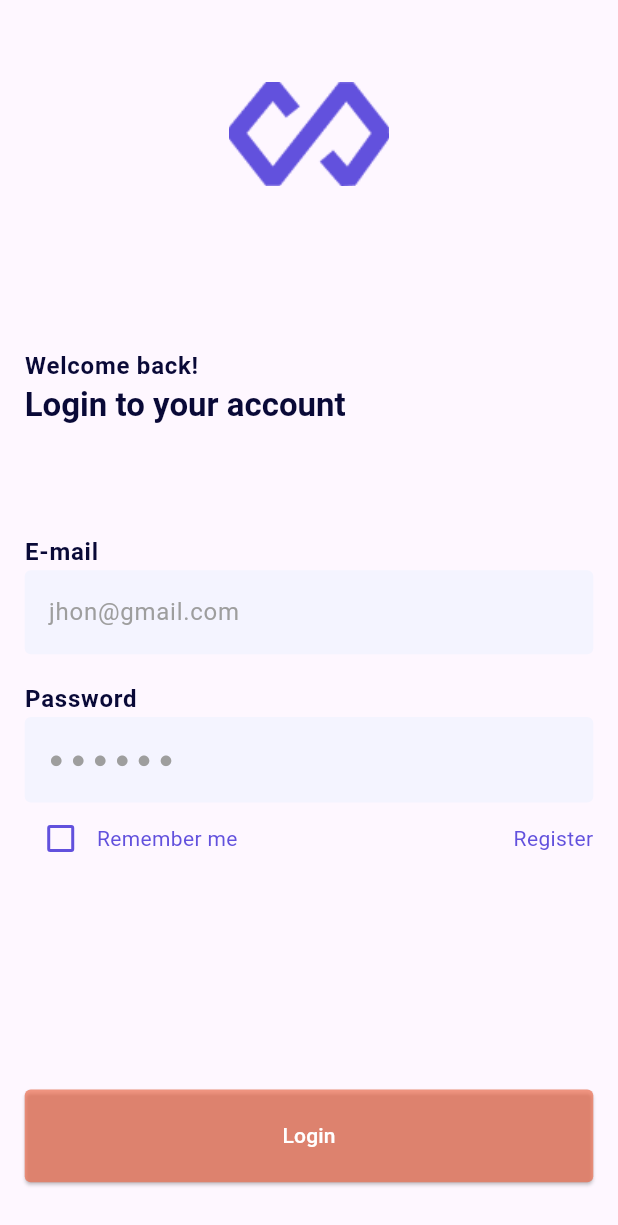
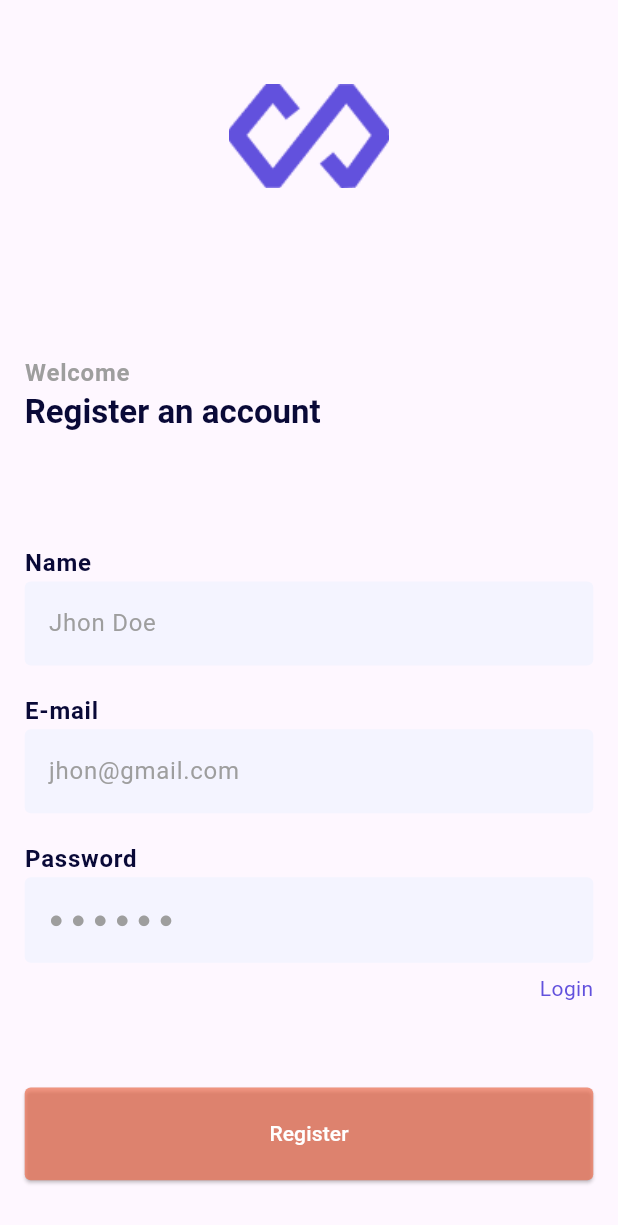
Before and after one commit to mustafanarin/Book-Store-App, a Flutter app: the screen it shows after launch, after a tap on "Register", on a phone screen of 412 x 824 dp. Shown: the top 1225 px of the screen. Run offline on Flutter 3.47's test engine with Material 3 defaults, Android fonts, the phone set to English and light mode, and no system bars.

Commit message:
Register page finished

```diff
--- a/lib/view/login_page.dart
+++ b/lib/view/login_page.dart
@@ -6,6 +6,7 @@ import 'package:book_store_mobile/product/widgets/elevated_button.dart';
 import 'package:book_store_mobile/product/widgets/large_text.dart';
 import 'package:book_store_mobile/product/widgets/medium_text.dart';
 import 'package:book_store_mobile/product/widgets/textFiled.dart';
+import 'package:book_store_mobile/view/register_page.dart';
 import 'package:flutter/material.dart';
 
 class LoginPage extends StatefulWidget {
@@ -42,40 +43,26 @@ class _LoginPageState extends State<LoginPage> {
             crossAxisAlignment: CrossAxisAlignment.start,
             children: [
               const Spacer(flex: 10,),
-              Center(
-                child: SizedBox(
-                  height: context.mediumLogoHeight,
-                  width: context.mediumLogoHeight,
-                  child: Image.asset(ImageName.app_logo.path(),fit: BoxFit.contain,)),
-              ),
+              _ScreenLogo(),
               const Spacer(flex: 25),
               mediumText(text: welcomeText,),
               largeText(text: titleText),
               const Spacer(flex: 20),
               mediumText(text: emailText),
-              TextFiledProject(hintText: tfEmailHint, controller: epostController, validator: Validators().validateEmail, keyboardType: TextInputType.emailAddress,),
+              _TextFiledEmail(tfEmailHint: tfEmailHint, epostController: epostController),
               const Spacer(flex: 5),
               mediumText(text: passwordText),
-              TextFiledProject(hintText: tfPasswordHint, controller: passwordController, validator: Validators().validatePassword, keyboardType: TextInputType.visiblePassword,obscure: true,),
+              _TextFieldPassword(tfPasswordHint: tfPasswordHint, passwordController: passwordController),
               Row(
                 children: [
-                  Checkbox(value: check, onChanged:(value) => setState(() {
-                    check = value ?? false;
-                  }),
-                  ),
-                  Text(checkBoxText,style: const TextStyle(color: ProjectColors.majoreBlue),),
+                  _CheckBox(),
+                  _CheckBoxText(checkBoxText: checkBoxText),
                   const Spacer(),
-                  GestureDetector(
-                    onTap: (){},
-                    child: Text(registerText,style: const TextStyle(color: ProjectColors.majoreBlue),))
+                  _GoRegisterPageText(registerText: registerText)
                 ],
               ),
               const Spacer(flex: 40,),
-               ElevatedButtonProject(text: loginButtonText, onPressed: () {
-                if(_key.currentState?.validate() ?? false){
-                print("okey");
-              }
-              },),
+               _LoginButton(loginButtonText: loginButtonText, formkey: _key),
               const Spacer(flex: 10)
             ],
           ),
@@ -83,4 +70,109 @@ class _LoginPageState extends State<LoginPage> {
       ),
     );
   }
+
+  Checkbox _CheckBox() {
+    return Checkbox(value: check, onChanged:(value) => setState(() {
+            check = value ?? false;
+              }),
+            );
+  }
 }
+
+class _ScreenLogo extends StatelessWidget {
+  const _ScreenLogo({
+    super.key,
+  });
+
+  @override
+  Widget build(BuildContext context) {
+    return Center(
+      child: SizedBox(
+        height: context.mediumLogoHeight,
+        width: context.mediumLogoHeight,
+        child: Image.asset(ImageName.app_logo.path(),fit: BoxFit.contain,)),
+    );
+  }
+}
+
+class _TextFiledEmail extends StatelessWidget {
+  const _TextFiledEmail({
+    super.key,
+    required this.tfEmailHint,
+    required this.epostController,
+  });
+
+  final String tfEmailHint;
+  final TextEditingController epostController;
+
+  @override
+  Widget build(BuildContext context) {
+    return TextFiledProject(hintText: tfEmailHint, controller: epostController, validator: Validators().validateEmail, keyboardType: TextInputType.emailAddress,);
+  }
+}
+
+class _TextFieldPassword extends StatelessWidget {
+  const _TextFieldPassword({
+    super.key,
+    required this.tfPasswordHint,
+    required this.passwordController,
+  });
+
+  final String tfPasswordHint;
+  final TextEditingController passwordController;
+
+  @override
+  Widget build(BuildContext context) {
+    return TextFiledProject(hintText: tfPasswordHint, controller: passwordController, validator: Validators().validatePassword, keyboardType: TextInputType.visiblePassword,obscure: true,);
+  }
+}
+
+class _CheckBoxText extends StatelessWidget {
+  const _CheckBoxText({
+    super.key,
+    required this.checkBoxText,
+  });
+
+  final String checkBoxText;
+
+  @override
+  Widget build(BuildContext context) {
+    return Text(checkBoxText,style: const TextStyle(color: ProjectColors.majoreBlue),);
+  }
+}
+
+class _GoRegisterPageText extends StatelessWidget {
+  const _GoRegisterPageText({
+    super.key,
+    required this.registerText,
+  });
+
+  final String registerText;
+
+  @override
+  Widget build(BuildContext context) {
+    return GestureDetector(
+      onTap: (){Navigator.push(context, MaterialPageRoute(builder: (context) => const RegisterPage()));},
+      child: Text(registerText,style: const TextStyle(color: ProjectColors.majoreBlue),));
+  }
+}
+
+class _LoginButton extends StatelessWidget {
+  const _LoginButton({
+    super.key,
+    required this.loginButtonText,
+    required GlobalKey<FormState> formkey,
+  }) : _key = formkey;
+
+  final String loginButtonText;
+  final GlobalKey<FormState> _key;
+
+  @override
+  Widget build(BuildContext context) {
+    return ElevatedButtonProject(text: loginButtonText, onPressed: () {
+     if(_key.currentState?.validate() ?? false){
+     print("okey");
+                  }
+                  },);
+  }
+}
--- /dev/null
+++ b/lib/view/register_page.dart
@@ -0,0 +1,87 @@
+import 'package:book_store_mobile/product/color/project_colors.dart';
+import 'package:book_store_mobile/product/extensions/build_context_extensions.dart';
+import 'package:book_store_mobile/product/extensions/image_path_extension.dart';
+import 'package:book_store_mobile/product/validator/validators.dart';
+import 'package:book_store_mobile/product/widgets/elevated_button.dart';
+import 'package:book_store_mobile/product/widgets/large_text.dart';
+import 'package:book_store_mobile/product/widgets/medium_text.dart';
+import 'package:book_store_mobile/product/widgets/textFiled.dart';
+import 'package:book_store_mobile/view/login_page.dart';
+import 'package:flutter/material.dart';
+
+class RegisterPage extends StatefulWidget {
+  const RegisterPage({super.key});
+
+  @override
+  State<RegisterPage> createState() => _RegisterPageState();
+}
+
+class _RegisterPageState extends State<RegisterPage> {
+
+  final GlobalKey<FormState> _key = GlobalKey();
+  final TextEditingController nameController = TextEditingController();
+  final TextEditingController epostController = TextEditingController();
+  final TextEditingController passwordController = TextEditingController();
+  bool check = false;
+  final String _welcomeText = "Welcome";
+  final String _titleText = "Register an account";
+  final String _nameText = "Name";
+  final String _tfNameHint = "Jhon Doe";
+  final String _emailText = "E-mail";
+  final String _tfEmailHint = "jhon@gmail.com";
+  final String _passwordText = "Password";
+  final String _tfPasswordHint = "● ● ● ● ● ●";
+  final String _registerText = "Login";
+  final String _loginButtonText = "Register";
+
+  @override
+  Widget build(BuildContext context) {
+    return Scaffold(
+      body: Padding(
+        padding: context.paddingColumnHorizontalLow2,
+        child: Form(
+          key: _key,
+          child: Column(
+            crossAxisAlignment: CrossAxisAlignment.start,
+            children: [
+              const Spacer(flex: 10,),
+              Center(
+                child: SizedBox(
+                  height: context.mediumLogoHeight,
+                  width: context.mediumLogoHeight,
+                  child: Image.asset(ImageName.app_logo.path(),fit: BoxFit.contain,)),
+              ),
+              const Spacer(flex: 25),
+              mediumText(text: _welcomeText,color: ProjectColors.grey,),
+              largeText(text: _titleText),
+              const Spacer(flex: 20),
+              mediumText(text: _nameText),
+              TextFiledProject(hintText: _tfNameHint, controller: nameController, validator: Validators().validateName, keyboardType: TextInputType.name),
+              const Spacer(flex: 5,),
+              mediumText(text: _emailText),
+              TextFiledProject(hintText: _tfEmailHint, controller: epostController, validator: Validators().validateEmail, keyboardType: TextInputType.emailAddress,),
+              const Spacer(flex: 5),
+              mediumText(text: _passwordText),
+              TextFiledProject(hintText: _tfPasswordHint, controller: passwordController, validator: Validators().validatePassword, keyboardType: TextInputType.visiblePassword,obscure: true,),
+              const Spacer(flex: 2,),
+              GestureDetector(
+                onTap: (){
+                  Navigator.push(context, MaterialPageRoute(builder: (context) => const LoginPage()));
+                },
+                child: Align(
+                  alignment: Alignment.centerRight,
+                  child: Text(_registerText,style: const TextStyle(color: ProjectColors.majoreBlue),))),
+              const Spacer(flex: 15,),
+               ElevatedButtonProject(text: _loginButtonText, onPressed: () {
+                if(_key.currentState?.validate() ?? false){
+                print("okey");
+              }
+              },),
+              const Spacer(flex: 10)
+            ],
+          ),
+        ),
+      ),
+    );
+  }
+}
```
